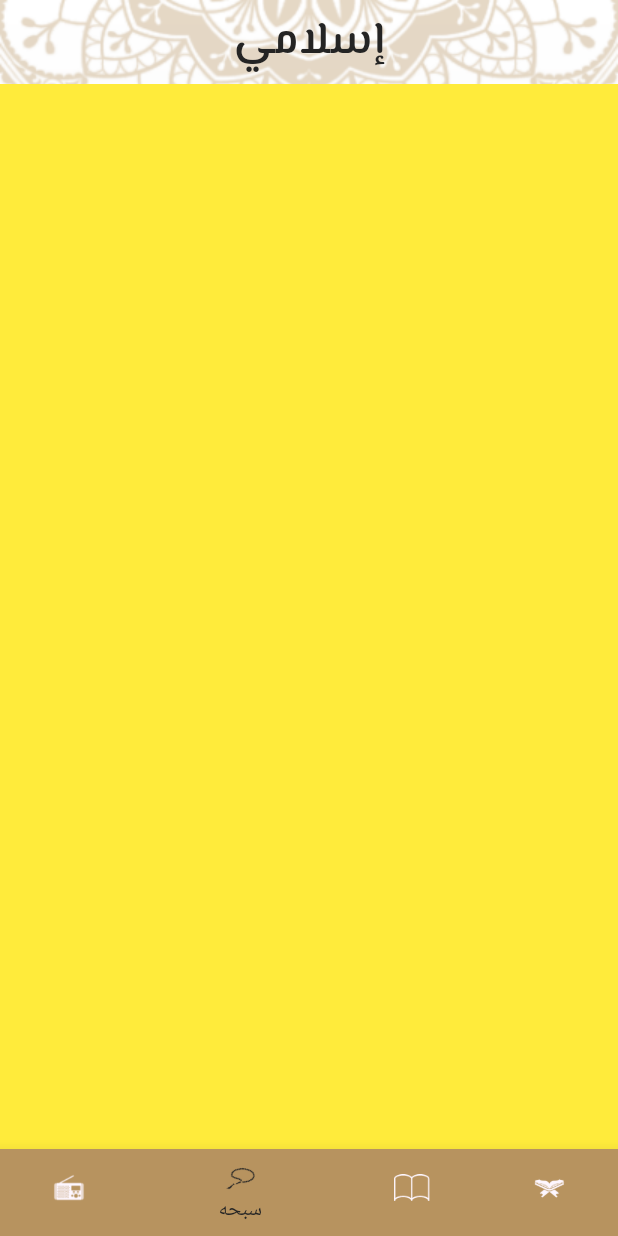
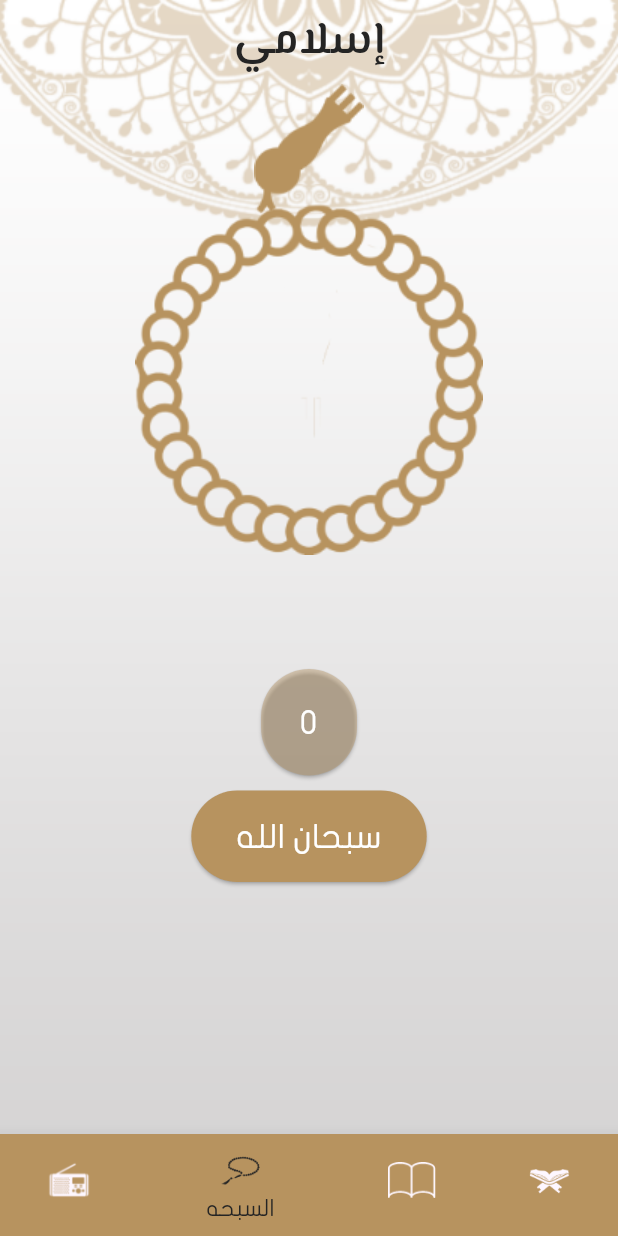
Before and after one commit to MayadaMansour/Islamy_Project, a Flutter app: the screen it shows after launch, item 2 of the bottom bar chosen, on a phone screen of 412 x 824 dp. Run offline on Flutter 3.47's test engine with Material 3 defaults, Android fonts, the phone set to English and light mode, and no system bars.

Commit message:
BottomNavigationBar Screens.

```diff
--- a/lib/ui/home/home_screen.dart
+++ b/lib/ui/home/home_screen.dart
@@ -53,17 +53,17 @@ class _HomeScreenState extends State<HomeScreen> {
               items: const [
                 BottomNavigationBarItem(
                     icon: ImageIcon(AssetImage("assets/images/icon_radio.png")),
-                    label: "راديو"),
+                    label: "الراديو"),
                 BottomNavigationBarItem(
                     icon: ImageIcon(AssetImage("assets/images/icon_sebha.png")),
-                    label: "سبحه"),
+                    label: "السبحه"),
                 BottomNavigationBarItem(
                     icon:
                         ImageIcon(AssetImage("assets/images/icon_hadeth.png")),
-                    label: "حديث"),
+                    label: "الحديث"),
                 BottomNavigationBarItem(
                     icon: ImageIcon(AssetImage("assets/images/icon_quran.png")),
-                    label: "قرأن"),
+                    label: "القرأن"),
               ],
             ),
           ),
--- a/lib/ui/home/sebha_page/sebha.dart
+++ b/lib/ui/home/sebha_page/sebha.dart
@@ -1,12 +1,92 @@
 import 'package:flutter/material.dart';
+import 'package:islamy/utils/color_resource/color_resources.dart';
 
-class SebhaScreen extends StatelessWidget {
+class SebhaScreen extends StatefulWidget {
   const SebhaScreen({super.key});
 
   @override
+  State<SebhaScreen> createState() => _SebhaScreenState();
+}
+
+class _SebhaScreenState extends State<SebhaScreen> {
+  double turns = 0.0;
+  int count = 0;
+
+  @override
   Widget build(BuildContext context) {
-    return  Container(
-      color: Colors.yellow,
+    return Center(
+      child: Column(
+        children: [
+          SizedBox(
+            height: 350, // Set the height according to your needs
+            width: double.infinity, // Set width according to your needs
+            child: Stack(
+              alignment: Alignment.topCenter,
+              children: [
+                Positioned(
+                  top: 0,
+                  child: Image.asset(
+                    "assets/images/head_sebha_logo.png",
+                  ),
+                ),
+                Positioned(
+                  top: 80, // Adjust this value to create the desired space
+                  child: AnimatedRotation(
+                    turns: turns,
+                    duration: const Duration(seconds: 1),
+                    child: Image.asset(
+                      "assets/images/body_sebha_logo.png",
+                    ),
+                  ),
+                ),
+              ],
+            ),
+          ),
+          SizedBox(
+            height: 40,
+          ),
+          ElevatedButton(
+            onPressed: () {
+              setState(() {
+                turns += 1 / 8;
+                count++;
+              });
+            },
+            style: ElevatedButton.styleFrom(
+              backgroundColor:
+                  ColorResources.primaryLightColor.withOpacity(0.4),
+              padding: EdgeInsets.symmetric(horizontal: 10, vertical: 20),
+            ),
+            child: Text(
+              "$count",
+              style: TextStyle(
+                  fontFamily: "Flat",
+                  fontSize: 22,
+                  color: ColorResources.white),
+              textAlign: TextAlign.center,
+            ),
+          ),
+          SizedBox(
+            height: 10,
+          ),
+          ElevatedButton(
+            onPressed: () {},
+            style: ElevatedButton.styleFrom(
+              backgroundColor: ColorResources.primaryLightColor,
+              padding: EdgeInsets.symmetric(horizontal: 30, vertical: 15),
+            ),
+            child: Text(
+              "سبحان الله",
+              style: TextStyle(
+                fontFamily: "Flat",
+                fontSize: 22,
+                color: ColorResources.white,
+              ),
+              textAlign: TextAlign.center,
+            ),
+          ),
+        ],
+      ),
     );
   }
 }
--- a/lib/utils/color_resource/color_resources.dart
+++ b/lib/utils/color_resource/color_resources.dart
@@ -6,6 +6,4 @@ class ColorResources {
   static Color get yellowText => const Color(0xFFFACC1D);
   static Color get blackText => const Color(0xFF242424);
   static Color get primaryDarkColor => const Color(0xFF141A2E);
-
-
 }
--- a/lib/utils/theme/theme.dart
+++ b/lib/utils/theme/theme.dart
@@ -4,14 +4,22 @@ import '../color_resource/color_resources.dart';
 
 class MyThemeData{
   static final ThemeData lightMode = ThemeData(
-    primaryColor:ColorResources.primaryLightColor ,
+    primaryColor: ColorResources.primaryLightColor,
     scaffoldBackgroundColor: Colors.transparent,
     appBarTheme: const AppBarTheme(
       backgroundColor: Colors.transparent,
       elevation: 0,
     ),
     bottomNavigationBarTheme: BottomNavigationBarThemeData(
-        selectedItemColor: ColorResources.blackText),
+      selectedItemColor: ColorResources.blackText,
+      selectedLabelStyle: TextStyle(
+          color: ColorResources.blackText,
+          fontWeight: FontWeight.normal,
+          fontSize: 15,
+          fontFamily: "Flat"),
+      selectedIconTheme: const IconThemeData(size: 32),
+      unselectedIconTheme: const IconThemeData(size: 32),
+    ),
     textTheme: TextTheme(
         bodyLarge: TextStyle(
             color: ColorResources.blackText,
@@ -21,50 +29,3 @@ class MyThemeData{
   );
 
 }
-
-
-
-
-
-// ThemeData themeData = ThemeData(
-//   scaffoldBackgroundColor: ColorResources.white,
-//   fontFamily: 'Poppins',
-//   // primaryColor:ColorResources.primaryBackground,
-//   // canvasColor:ColorResources.primaryBackground,
-//   // colorScheme: ThemeData().colorScheme.copyWith(primary:
-//   // ColorResources.primaryBackground),
-//   brightness: Brightness.light,
-//   cardColor: ColorResources.white,
-//   // hintColor: ColorResources.hintText,
-//   scrollbarTheme: const ScrollbarThemeData(
-//     thickness: MaterialStatePropertyAll(5),
-//     minThumbLength: 20
-//   ),
-//   iconTheme:  IconThemeData(
-//     color: ColorResources.white,
-//   ),
-// );
-
-
-
-
-// ThemeData darkThemeData= ThemeData(
-//   scaffoldBackgroundColor: Colors.black,
-//   fontFamily: 'Poppins',
-//   primaryColor:ColorResources.white,
-//   canvasColor:ColorResources.white,
-//   colorScheme: ThemeData().colorScheme.copyWith(primary:
-//   ColorResources.white),
-//   brightness: Brightness.dark,
-//   // cardColor: ColorResources.black,
-//   // hintColor: ColorResources.hintText,
-//   scrollbarTheme: const ScrollbarThemeData(
-//       thickness: MaterialStatePropertyAll(5),
-//       minThumbLength: 20
-//   ),
-//   iconTheme:  IconThemeData(
-//     // color: ColorResources.primaryBackground,
-//   ),
-//
-//
-// );
```
Also changed, not shown: lib/ui/home/hadeth_page/hadeth.dart (+35 -2 lines), lib/ui/home/radio_page/radio.dart (+35 -2 lines).
